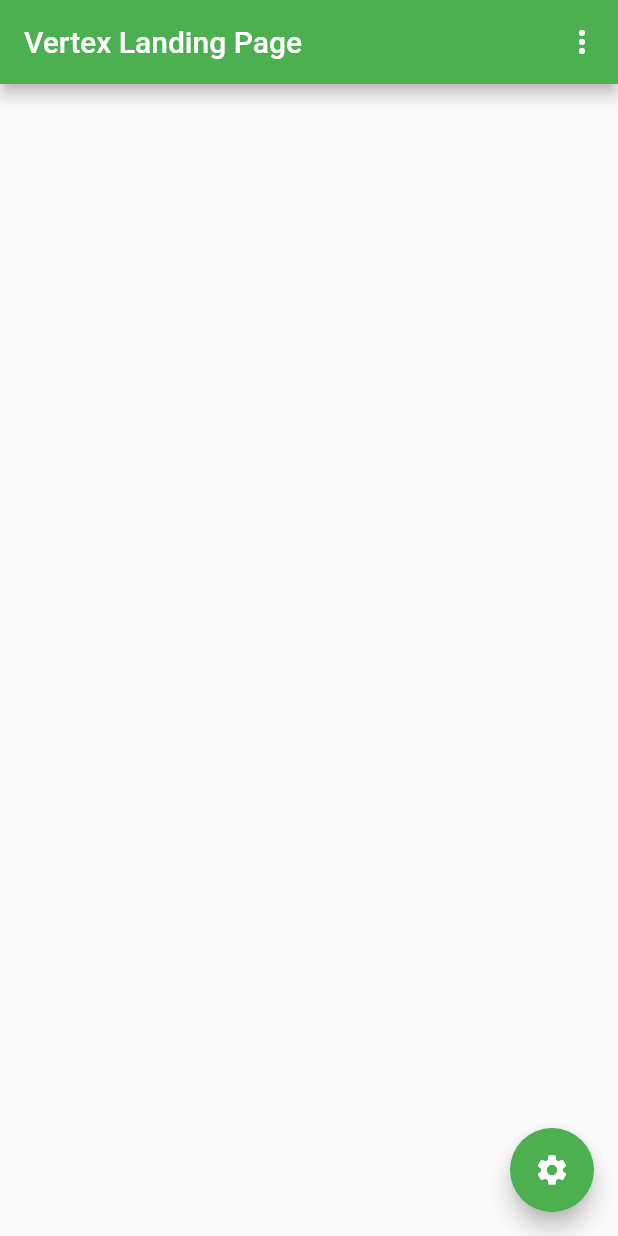
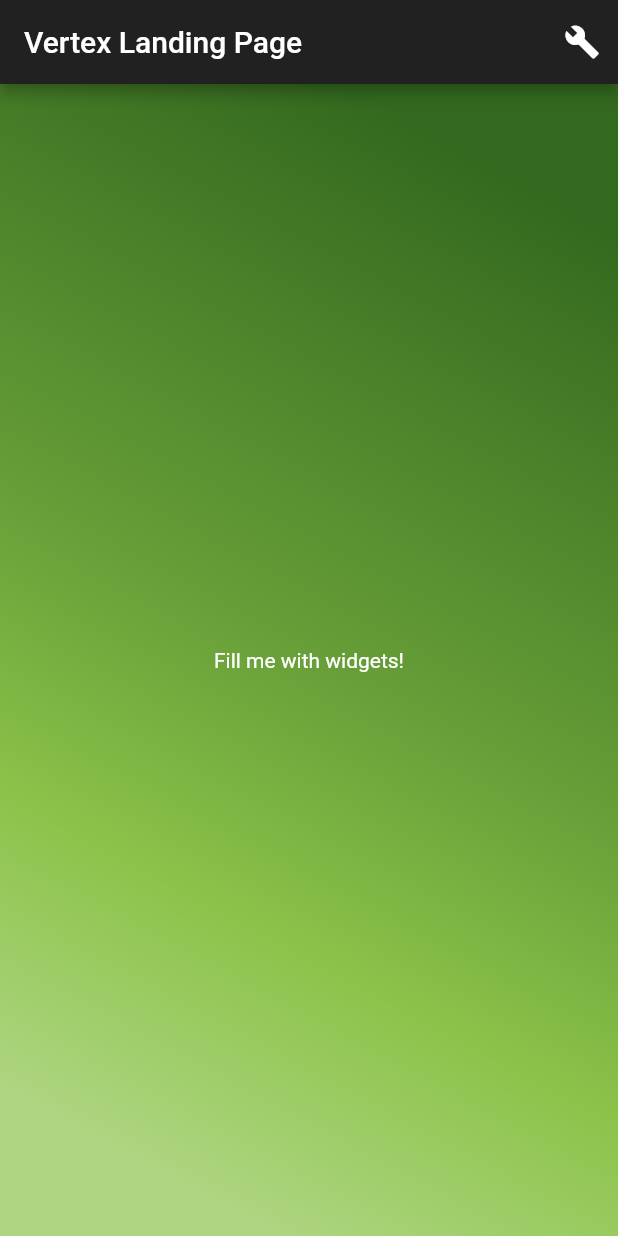
Before and after one commit to VertexChat/vertex, a Flutter app: the screen it shows after launch, on a phone screen of 412 x 824 dp. Run offline on Flutter 3.47's test engine with Material 2 defaults, Android fonts, the phone set to English and light mode, and no system bars.

Commit message:
Implement Settings
Working on populating the settings page with widgets, think I'm just overlooking something.. nothing is being displayed

```diff
--- a/ui/lib/main.dart
+++ b/ui/lib/main.dart
@@ -1,6 +1,8 @@
 import 'package:flutter/material.dart';
 import 'package:vertex_ui/src/pages/settings/constants.dart';
-import 'package:vertex_ui/src/pages/settings/settings.dart';
+import 'package:vertex_ui/src/pages/settings/settings_page.dart';
+import 'package:vertex_ui/src/pages/settings/audio_settings_model.dart';
+import 'package:vertex_ui/src/pages/settings/audio_settings_card.dart';
 
 /// Call to run App Root (App starts here)
 void main() => runApp(UI()); // Vertex_UI -> App root call to
@@ -11,14 +13,8 @@ class UI extends StatelessWidget {
   Widget build(BuildContext context) {
     return MaterialApp(
       title: 'Vertex',
-      theme: ThemeData(
-        /// App theme-ing here
-        primarySwatch: Colors.green,
-      ),
-      home: VertexLanding(landingTitle: 'Vertex Landing Page'),
-
-      /// Change this to splash-screen
-      /// Landing screen should come later after Login
+      theme: ThemeData(brightness: Brightness.dark),
+      home: VertexLanding(title: 'Vertex Landing Page'),
     );
   }
 }
@@ -31,9 +27,9 @@ class VertexLanding extends StatefulWidget {
   /// Home page of application.
   /// Fields in Widget subclass always marked final
 
-  VertexLanding({Key key, this.landingTitle}) : super(key: key);
+  VertexLanding({Key key, this.title}) : super(key: key);
 
-  final String landingTitle;
+  final String title;
 
   @override
   _VertexLandingState createState() => _VertexLandingState();
@@ -41,7 +37,6 @@ class VertexLanding extends StatefulWidget {
 
 /// Stateless class
 class _VertexLandingState extends State<VertexLanding> {
-
   /// Build is run and rerun every time above method, setState, is called
   @override
   Widget build(BuildContext context) {
@@ -50,29 +45,49 @@ class _VertexLandingState extends State<VertexLanding> {
     return Scaffold(
       appBar: AppBar(
         /// Setting AppBar title here
-        title: Text(widget.landingTitle),
+        title: Text(widget.title),
         actions: <Widget>[
-          PopupMenuButton<String>(
-            onSelected: choiceAction,
-            itemBuilder: (BuildContext context) {
-              // loop through objects (map) and apply function
-              return Constants.choices.map((String choice) {
-                return PopupMenuItem<String>(
-                    value: choice, child: Text(choice));
-              }).toList();
-            },
+          IconButton(
+            icon: Icon(Icons.build),
+            onPressed: _showSettingsPage,
           )
         ],
       ),
-
-      floatingActionButton: FloatingActionButton(
-        onPressed: () {
-          Navigator.push(context,
-              MaterialPageRoute(builder: (context) => SettingsRoute()));
-        },
-        tooltip: 'Settings',
-        child: Icon(Icons.settings),
+      body: Container(
+        decoration: BoxDecoration(
+          gradient: LinearGradient(
+            begin: Alignment.topRight,
+            end: Alignment.bottomLeft,
+            stops: [0.1, 0.5, 0.7, 0.9],
+            colors: [
+              Colors.lightGreen[900],
+              Colors.lightGreen[700],
+              Colors.lightGreen[500],
+              Colors.lightGreen[300],
+            ],
+          ),
+        ),
+        child: Center(
+          child: Text("Fill me with widgets!"),
+        ),
       ),
     );
   }
+
+  // Any time you're pushing a new route and expect that route
+  // to return something back to you,
+  // you need to use an async function.
+  // In this case, the function will create a form page
+  // which the user can fill out and submit.
+  // On submission, the information in that form page
+  // will be passed back to this function.
+  Future _showSettingsPage() async {
+    AudioSettings audioSettings = await Navigator.of(context).push(
+     MaterialPageRoute(
+       builder: (BuildContext context){
+         return SettingsPage("Settings Page");
+       }
+     ),
+    );
+  }
 }
--- /dev/null
+++ b/ui/lib/src/pages/settings/audio_settings_model.dart
@@ -0,0 +1,13 @@
+import 'dart:convert';
+import 'dart:io';
+import 'package:flutter/foundation.dart';
+
+/// Audio Settings
+/// MVC Pattern
+class AudioSettings {
+  final String input_device;
+  final String ouput_device;
+  int input_sensitivity = 50; // Start at 50
+
+  AudioSettings(this.input_device, this.ouput_device, this.input_sensitivity);
+}
--- a/ui/lib/src/pages/settings/constants.dart
+++ b/ui/lib/src/pages/settings/constants.dart
@@ -1,4 +1,5 @@
-/// This class is for settings for re-usablilty
+/// Class is for use with settings
+/// Could use instead for some part of user login?
 class Constants {
   static const String settings = 'Settings';
   static const String subscribe = "Subscribe";
```
Also changed, not shown: ui/lib/src/pages/settings/audio_detail_page.dart (added, +105 -0 lines), ui/lib/src/pages/settings/audio_settings_card.dart (added, +85 -0 lines), ui/lib/src/pages/settings/settings.dart (deleted, +0 -137 lines), ui/lib/src/pages/settings/settings_list.dart (added, +25 -0 lines), ui/lib/src/pages/settings/settings_page.dart (added, +45 -0 lines).
